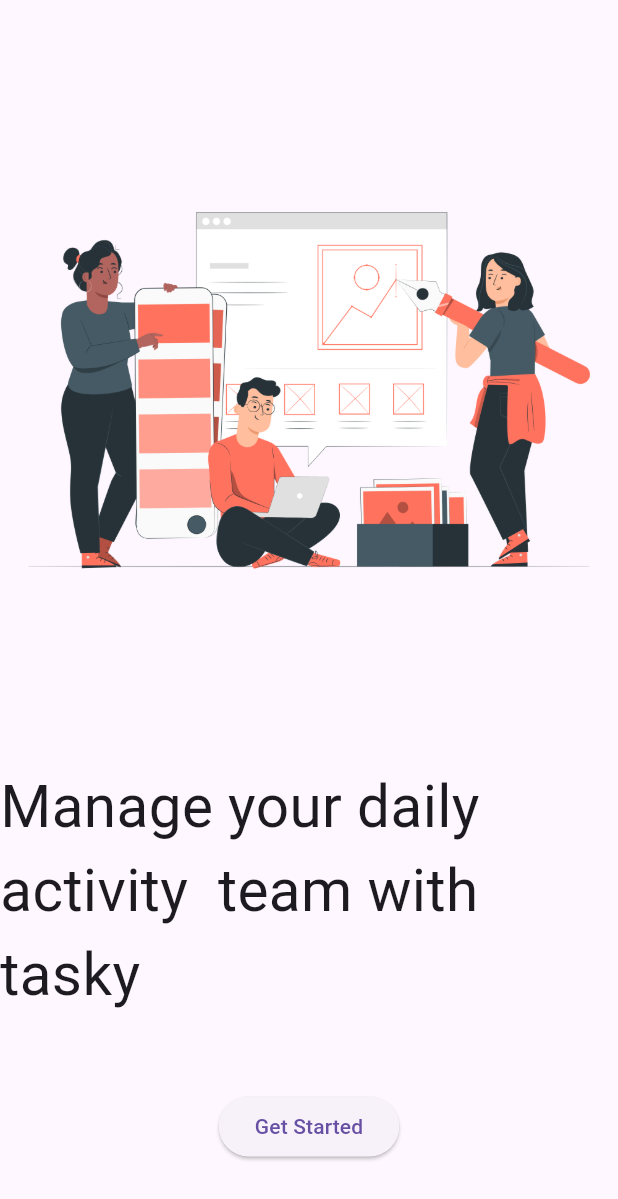
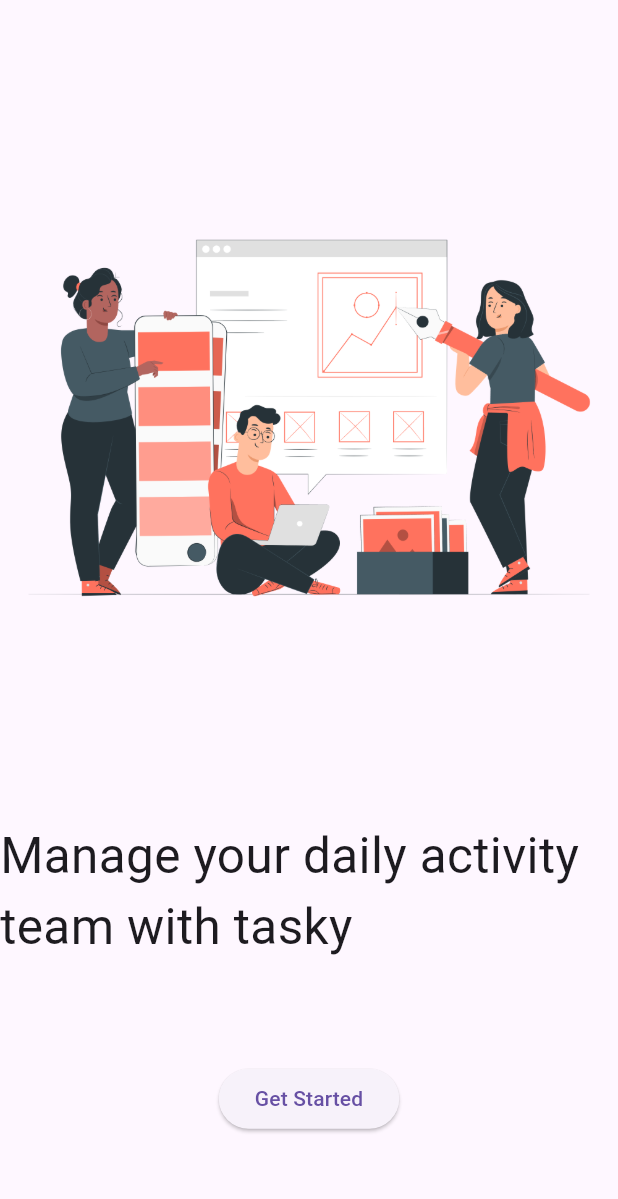
Before and after one commit to Nived-Manoj/Tasky-App, a Flutter app: the Onboarding screen opened directly, on a phone screen of 412 x 824 dp. Shown: the top 1199 px of the screen. Run offline on Flutter 3.47's test engine with Material 3 defaults, Android fonts, the phone set to English and light mode, and no system bars; our stand-ins replace lottie, percent_indicator.

Commit message:
intial committ

```diff
--- a/lib/view/onboarding_screen.dart
+++ b/lib/view/onboarding_screen.dart
@@ -12,7 +12,7 @@
         children: [
           Image.asset("assets/images/student1.png"),
           Text("Manage your daily activity  team with tasky",
-              style: TextStyle(fontSize: 39)),
+              style: TextStyle(fontSize: 33)),
           ElevatedButton(
               onPressed: () {
                 Navigator.push(
@@ -21,7 +21,9 @@
                       builder: (context) => LoginScreen(),
                     ));
               },
-              child: Text("Get Started")),
+              child: Text(
+                "Get Started",
+              )),
         ],
       ),
     );
```
